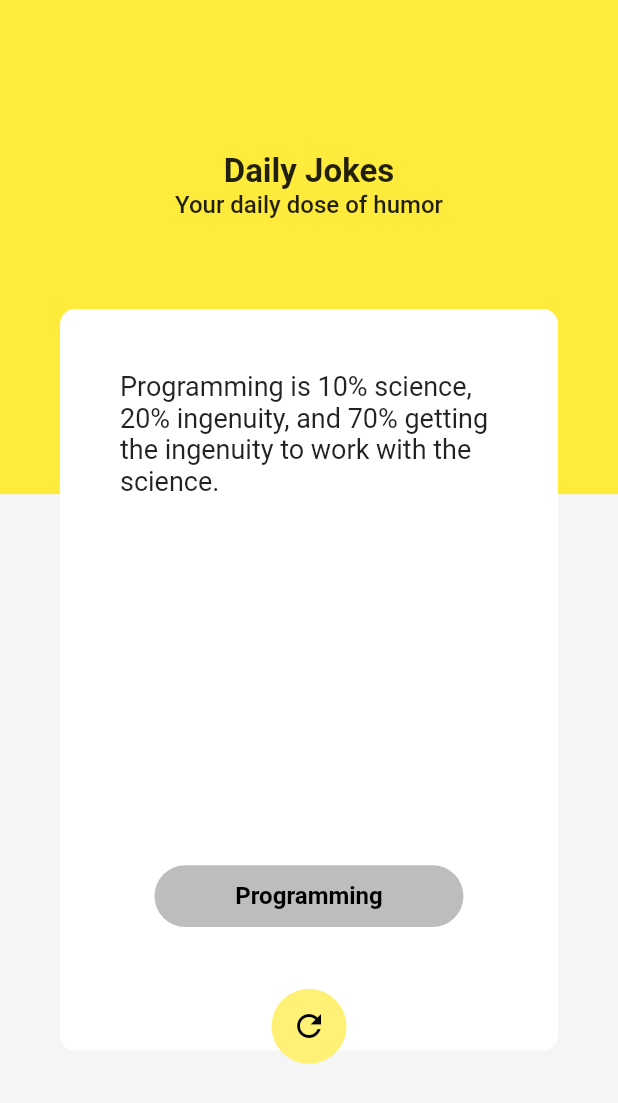
After one commit to andrella30/Daily-Jokes-App, a Flutter app: the screen it shows after launch, on a phone screen of 412 x 824 dp. The commit adds this screen. Shown: the top 1103 px of the screen. Run offline on Flutter 3.47's test engine with Material 2 defaults, Android fonts, the light colour scheme and no system bars.

Commit message:
Transform components in widgets files

```diff
--- a/lib/app/view/widgets/backgroud_page.dart
+++ b/lib/app/view/widgets/backgroud_page.dart
@@ -1,9 +1,9 @@
 import 'package:flutter/material.dart';
 
-class BackgroudPage extends StatelessWidget {
+class BackgroundPage extends StatelessWidget {
   final BoxConstraints constraints;
 
-  const BackgroudPage({Key? key, required this.constraints}) : super(key: key);
+  const BackgroundPage({Key? key, required this.constraints}) : super(key: key);
 
   @override
   Widget build(BuildContext context) {
--- /dev/null
+++ b/lib/app/view/widgets/card_widget.dart
@@ -0,0 +1,43 @@
+import 'package:daily_jokes/app/view/widgets/category_button_widget.dart';
+import 'package:daily_jokes/app/view/widgets/refresh_button_widget.dart';
+import 'package:flutter/material.dart';
+
+class CardWidget extends StatelessWidget {
+  final BoxConstraints constraints;
+
+  const CardWidget({Key? key, required this.constraints}) : super(key: key);
+
+  @override
+  Widget build(BuildContext context) {
+    return Stack(
+      children: [
+        Positioned(
+          top: constraints.maxHeight * 0.25,
+          left: 40,
+          right: 40,
+          child: Container(
+            height: constraints.maxHeight * 0.6,
+            width: constraints.maxWidth,
+            decoration: BoxDecoration(
+                color: Colors.white,
+                borderRadius: BorderRadius.all(Radius.circular(10))),
+            child: Stack(
+              children: [
+                Padding(
+                  padding: EdgeInsets.only(
+                      top: constraints.maxHeight * 0.05, left: 40, right: 40),
+                  child: Text(
+                    "Programming is 10% science, 20% ingenuity, and 70% getting the ingenuity to work with the science.",
+                    style: TextStyle(fontSize: 18, fontWeight: FontWeight.w400),
+                  ),
+                ),
+              ],
+            ),
+          ),
+        ),
+        CategoryButtonWidget(constraints: constraints),
+        RefreshButtonWidget(constraints: constraints),
+      ],
+    );
+  }
+}
--- /dev/null
+++ b/lib/app/view/widgets/category_button_widget.dart
@@ -0,0 +1,38 @@
+import 'package:flutter/material.dart';
+
+class CategoryButtonWidget extends StatelessWidget {
+
+  final BoxConstraints constraints;
+
+  const CategoryButtonWidget({Key? key, required this.constraints})
+      : super(key: key);
+
+  @override
+  Widget build(BuildContext context) {
+    return Center(
+      child: InkWell(
+        onTap: () {},
+        child: Padding(
+          padding: EdgeInsets.only(top: constraints.maxHeight * 0.45),
+          child: Container(
+            height: constraints.maxHeight * 0.05,
+            width: constraints.maxWidth * 0.5,
+            decoration: BoxDecoration(
+              color: Colors.grey[400],
+              borderRadius: BorderRadius.circular(50),
+            ),
+            child: Center(
+              child: Text(
+                "Programming",
+                style: TextStyle(
+                    fontSize: 16,
+                    color: Colors.black,
+                    fontWeight: FontWeight.bold),
+              ),
+            ),
+          ),
+        ),
+      ),
+    );
+  }
+}
--- /dev/null
+++ b/lib/app/view/widgets/refresh_button_widget.dart
@@ -0,0 +1,31 @@
+import 'package:flutter/material.dart';
+
+class RefreshButtonWidget extends StatelessWidget {
+  final BoxConstraints constraints;
+
+  const RefreshButtonWidget({Key? key, required this.constraints})
+      : super(key: key);
+
+  @override
+  Widget build(BuildContext context) {
+    return Positioned(
+      top: constraints.maxHeight * 0.8,
+      left: 50,
+      right: 50,
+      child: Container(
+        height: 50,
+        width: 50,
+        child: CircleAvatar(
+          backgroundColor: Colors.yellow[300],
+          child: IconButton(
+            onPressed: () {},
+            icon: Icon(
+              Icons.refresh,
+              color: Colors.black,
+            ),
+          ),
+        ),
+      ),
+    );
+  }
+}
```
Also changed, not shown: lib/app/view/home_page.dart (+3 -72 lines).
